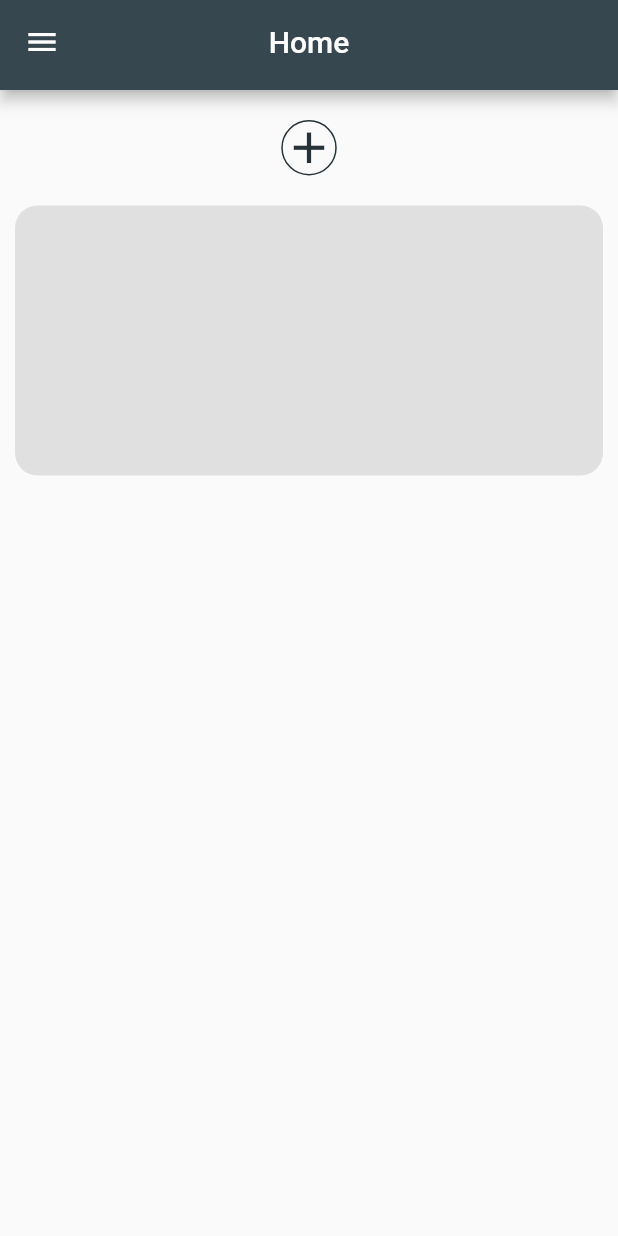
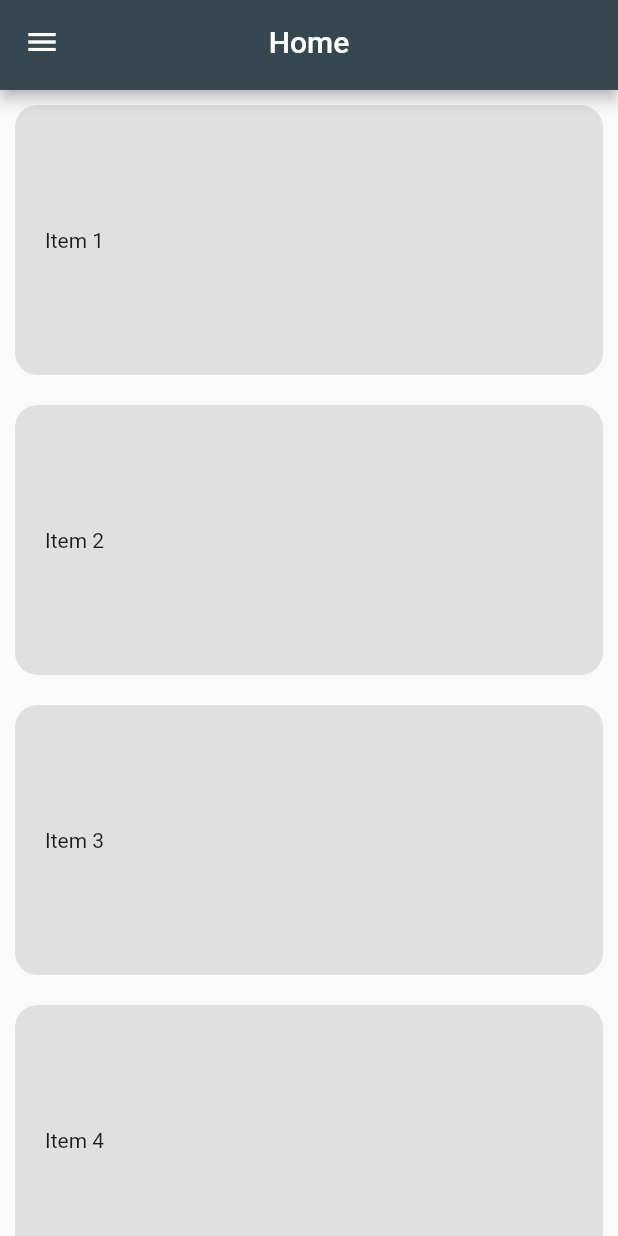
Before and after one commit to Malolpv/lend_buddy, a Flutter app: the screen it shows after launch, on a phone screen of 412 x 824 dp. Run offline on Flutter 3.47's test engine with Material 2 defaults, Android fonts, the phone set to English and light mode, and no system bars.

Commit message:
Mise en place swipe sur la liste d'objet

```diff
--- a/lib/screens/home_screen.dart
+++ b/lib/screens/home_screen.dart
@@ -1,11 +1,10 @@
-import 'dart:html';
-
 import 'package:flutter/material.dart';
 import 'package:lend_buddy/constants.dart';
 import 'package:lend_buddy/models/Item.dart';
 import 'package:lend_buddy/widgets/custom_app_bar.dart';
 import 'package:lend_buddy/widgets/lended_item_container.dart';
 import 'package:lend_buddy/widgets/navdrawer.dart';
+import 'package:lend_buddy/widgets/lended_items_list.dart';
 
 class HomeScreen extends StatelessWidget {
   @override
@@ -15,26 +14,26 @@ class HomeScreen extends StatelessWidget {
       appBar: const CustomAppBar(
         title: "Home",
       ),
-      body: Center(
-        child: Column(
-          children: [
-            Container(
-              margin: const EdgeInsets.only(top: 20),
-              decoration: BoxDecoration(
-                  borderRadius: BorderRadius.circular(50),
-                  border: Border.all(color: secondaryBgColour.shade900)),
-              child: Icon(
-                Icons.add,
-                color: secondaryBgColour.shade900,
-                size: 35,
-              ),
-            ),
-            LendedItemContainer(
-              lendedItem: Item(id: 1, borrowerName: "Malo", image: "test"),
-            )
-          ],
-        ),
-      ),
+      body: Center(child: LendedItemsList()
+          // Column(
+          // children: [
+          // Container(
+          //   margin: const EdgeInsets.only(top: 20),
+          //   decoration: BoxDecoration(
+          //       borderRadius: BorderRadius.circular(50),
+          //       border: Border.all(color: secondaryBgColour.shade900)),
+          //   child: Icon(
+          //     Icons.add,
+          //     color: secondaryBgColour.shade900,
+          //     size: 35,
+          //   ),
+          // ),
+          // LendedItemContainer(
+          //   lendedItem: Item(id: 1, borrowerName: "Malo", image: "test"),
+          // )
+          // ],
+          // ),
+          ),
     );
   }
 }
--- /dev/null
+++ b/lib/widgets/lended_items_list.dart
@@ -0,0 +1,143 @@
+import 'package:flutter/material.dart';
+
+class LendedItemsList extends StatelessWidget {
+  final items = List<String>.generate(20, (i) => 'Item ${i + 1}');
+
+  LendedItemsList({super.key});
+
+  @override
+  Widget build(BuildContext context) {
+    return ListView.builder(
+      itemCount: items.length,
+      itemBuilder: (context, index) {
+        final item = items[index];
+        return Dismissible(
+          // Each Dismissible must contain a Key. Keys allow Flutter to
+          // uniquely identify widgets.
+          key: Key(item),
+          // Provide a function that tells the app
+          // what to do after an item has been swiped away.
+          onDismissed: (direction) {
+            // Remove the item from the data source.
+            // setState(() {
+            //   items.removeAt(index);
+            // });
+            items.removeAt(index);
+            // Then show a snackbar.
+            ScaffoldMessenger.of(context)
+                .showSnackBar(SnackBar(content: Text('$item dismissed')));
+          },
+          // Show a red background as the item is swiped away to the rigth.
+          background: slideRightBackground(),
+          // Show a red background as the item is swiped away to the left.
+          secondaryBackground: slideLeftBackground(),
+          child: Container(
+            margin:
+                const EdgeInsets.only(top: 10, left: 10, right: 10, bottom: 10),
+            padding: const EdgeInsets.all(20),
+            height: 180,
+            decoration: BoxDecoration(
+              color: Colors.grey.shade300,
+              borderRadius: BorderRadius.circular(15),
+            ),
+            child: Row(
+              children: [Text(item)],
+            ),
+          ),
+          confirmDismiss: (DismissDirection direction) async {
+            return await showDialog(
+              context: context,
+              builder: (BuildContext context) {
+                return AlertDialog(
+                  title: const Text("Confirm"),
+                  content:
+                      const Text("Are you sure you wish to delete this item?"),
+                  actions: <Widget>[
+                    TextButton(
+                      style: ButtonStyle(
+                        foregroundColor:
+                            MaterialStateProperty.all<Color>(Colors.red),
+                      ),
+                      onPressed: () => Navigator.of(context).pop(true),
+                      child: const Text('DELETE'),
+                    ),
+                    TextButton(
+                      style: ButtonStyle(
+                        foregroundColor:
+                            MaterialStateProperty.all<Color>(Colors.green),
+                      ),
+                      onPressed: () => Navigator.of(context).pop(false),
+                      child: const Text('CANCEL'),
+                    ),
+                  ],
+                );
+              },
+            );
+          },
+        );
+      },
+    );
+  }
+}
+
+Widget slideRightBackground() {
+  return Container(
+    color: Colors.green,
+    child: Align(
+      alignment: Alignment.centerLeft,
+      child: Row(
+        mainAxisAlignment: MainAxisAlignment.start,
+        children: const <Widget>[
+          SizedBox(
+            width: 20,
+          ),
+          Icon(
+            Icons.check,
+            color: Colors.white,
+            size: 40,
+          ),
+          Text(
+            "Returned",
+            style: TextStyle(
+              color: Colors.white,
+              fontWeight: FontWeight.w700,
+              fontSize: 20,
+            ),
+            textAlign: TextAlign.left,
+          ),
+        ],
+      ),
+    ),
+  );
+}
+
+Widget slideLeftBackground() {
+  return Container(
+    color: Colors.red,
+    child: Align(
+      alignment: Alignment.centerRight,
+      child: Row(
+        mainAxisAlignment: MainAxisAlignment.end,
+        children: const <Widget>[
+          Icon(
+            Icons.delete,
+            color: Colors.white,
+            size: 40,
+          ),
+          Text(
+            " Delete",
+            style: TextStyle(
+              color: Colors.white,
+              fontWeight: FontWeight.w700,
+              fontSize: 20,
+            ),
+            textAlign: TextAlign.right,
+          ),
+          SizedBox(
+            width: 20,
+          ),
+        ],
+      ),
+    ),
+  );
+}
```
Also changed, not shown: 1 other file.
